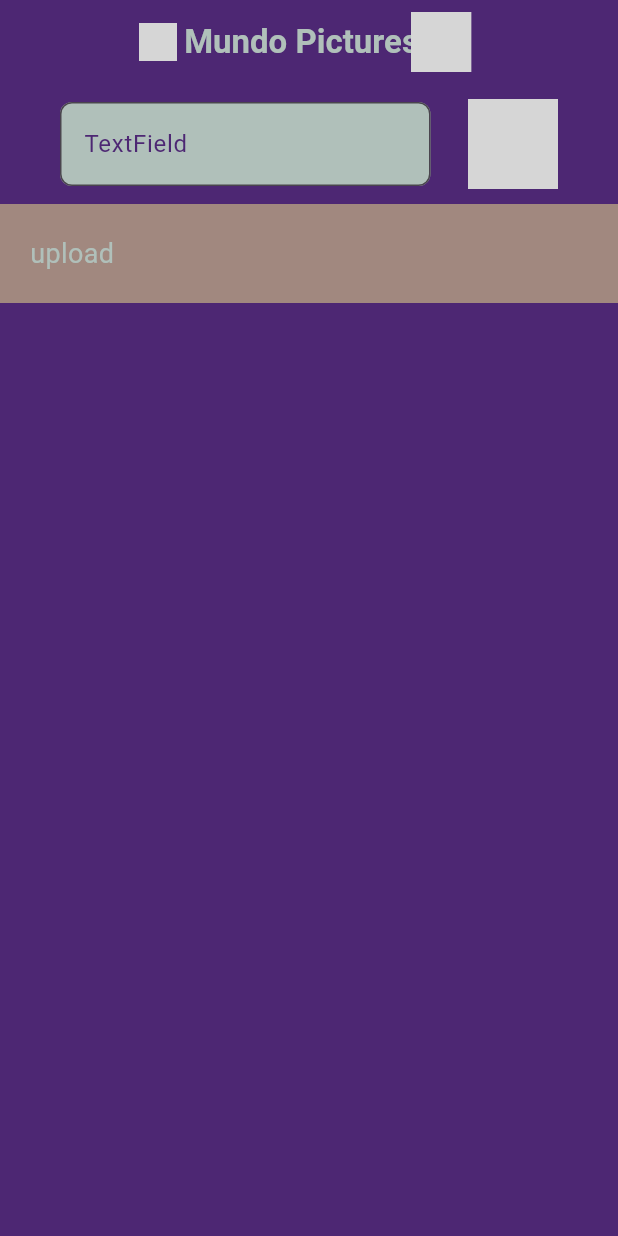
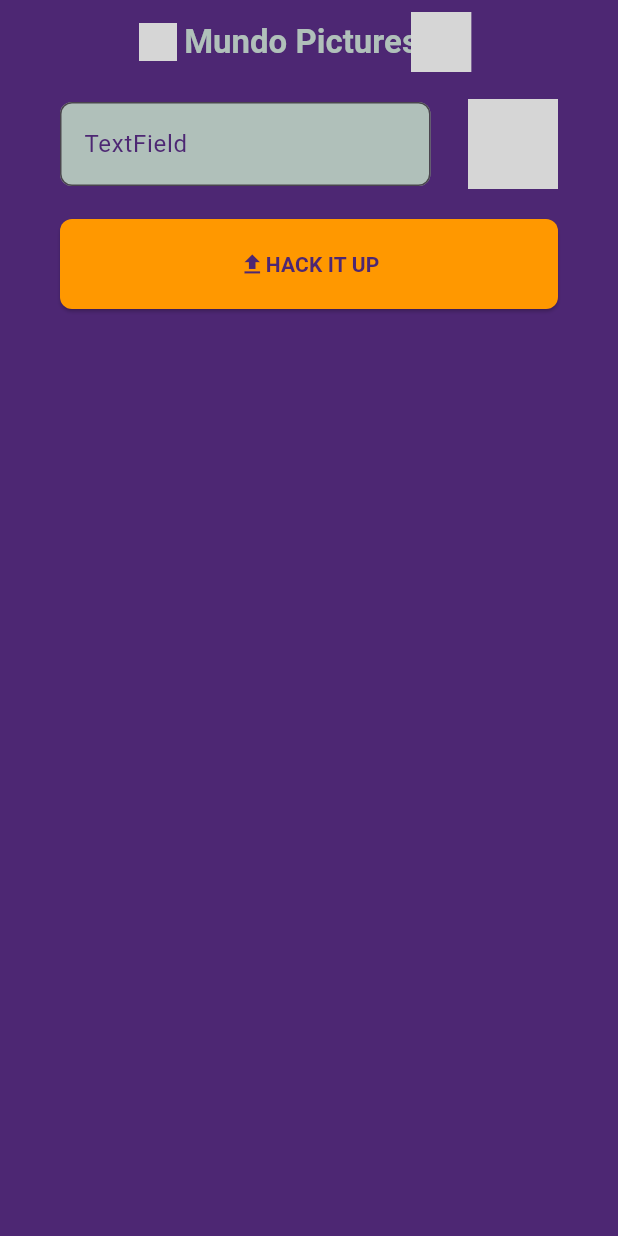
Before and after one commit to Mundo-Pictures/mundo-pictures, a Flutter app: the screen it shows after launch, on a phone screen of 412 x 824 dp. Run offline on Flutter 3.47's test engine with Material 3 defaults, Android fonts, the phone set to English and light mode, and no system bars; our stand-ins replace flutter_svg; grey boxes are pictures that could not be loaded.

Commit message:
adds the upload button as well as styles it

```diff
--- a/lib/home/home.dart
+++ b/lib/home/home.dart
@@ -5,6 +5,10 @@ import 'package:flutter_svg/flutter_svg.dart';
 
 class HomePage extends StatelessWidget {
   const HomePage({super.key});
+
+  void uploadButtonHandler() {
+    var something = "something";
+  }
 
   @override
   Widget build(BuildContext context) {
@@ -69,9 +73,35 @@ class HomePage extends StatelessWidget {
                 ],
               )),
           Container(
-            color: Colors.brown[300],
-            padding: EdgeInsets.all(20),
-            child: const Text("upload"),
+            padding: EdgeInsets.fromLTRB(40, 10, 40, 10),
+            child: ElevatedButton(
+                onPressed: uploadButtonHandler,
+                style: ButtonStyle(
+                    shape: WidgetStateProperty.all<RoundedRectangleBorder>(
+                        RoundedRectangleBorder(
+                      borderRadius: BorderRadius.circular(8),
+                    )),
+                    padding: WidgetStateProperty.all<EdgeInsets>(
+                      EdgeInsets.all(20),
+                    ),
+                    backgroundColor:
+                        WidgetStateProperty.all(Color(0xffff9800))),
+                child: Row(
+                  mainAxisAlignment: MainAxisAlignment.center,
+                  children: [
+                    Icon(
+                      Icons.upload_sharp,
+                      size: 18,
+                      color: Color(0xff4d2773),
+                    ),
+                    Text(
+                      "HACK IT UP",
+                      style: TextStyle(
+                          fontWeight: FontWeight.w600,
+                          color: Color(0xff4d2773)),
+                    )
+                  ],
+                )),
           )
         ],
       ),
```
